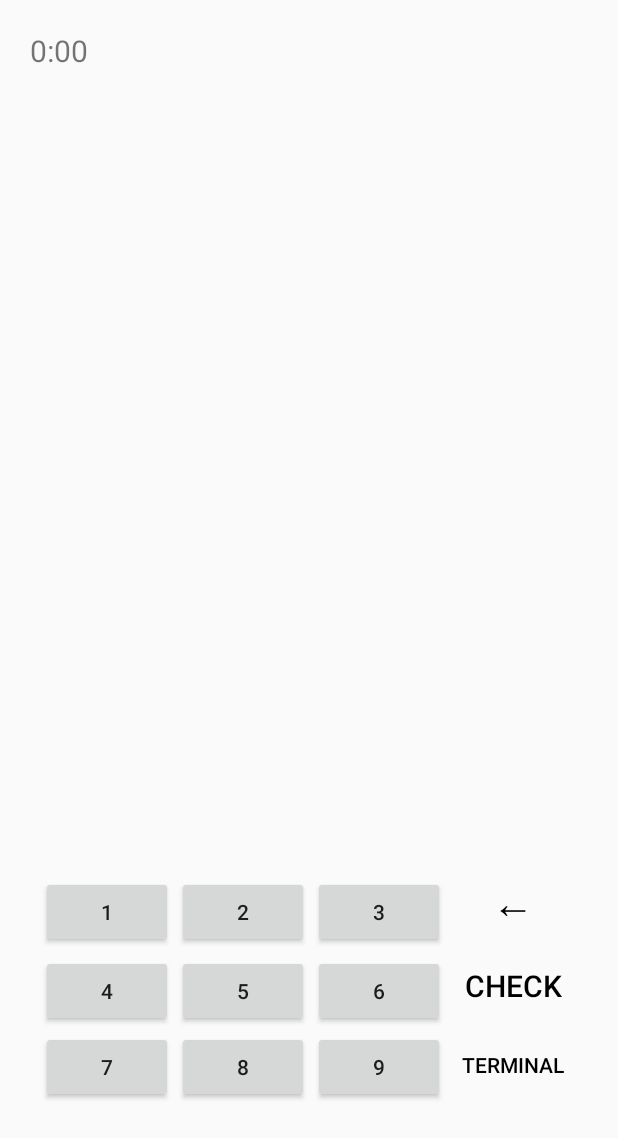
After one commit to JimInGame302/Sudoku, an Android app built with Jetpack Compose: the layout game_activity.xml on its own in the app's theme, with its tools: preview values and no code run, on a phone screen of 412 x 824 dp. The commit adds this screen. Shown: the top 1138 px of the screen. Run offline under Robolectric (Android 15) with nearby library versions, the phone set to English and light mode, and no system bars; plain views replace SudokuBoardView.

Commit message:
Generacion de tablero y game activity

```diff
--- a/app/src/main/AndroidManifest.xml
+++ b/app/src/main/AndroidManifest.xml
@@ -13,6 +13,9 @@
         android:theme="@style/Theme.Sudoku"
         tools:targetApi="31">
         <activity
+            android:name=".Logic.CreateTable"
+            android:exported="false" />
+        <activity
             android:name=".MainActivity"
             android:exported="true"
             android:label="@string/app_name"
--- /dev/null
+++ b/app/src/main/res/layout/game_activity.xml
@@ -0,0 +1,158 @@
+<?xml version="1.0" encoding="utf-8"?>
+<RelativeLayout xmlns:android="http://schemas.android.com/apk/res/android"
+    xmlns:tools="http://schemas.android.com/tools"
+    android:layout_width="match_parent"
+    android:layout_height="match_parent"
+    tools:context=".MainActivity">
+
+    <TextView
+        android:id="@+id/time"
+        android:layout_width="wrap_content"
+        android:layout_height="wrap_content"
+        android:layout_marginStart="20dp"
+        android:layout_marginTop="20dp"
+        android:text="0:00"
+        android:textSize="20sp" />
+
+    <!--<com.example.sudokugame.SudokuBoardView
+        android:id="@+id/sudokuBoardView"
+        android:layout_width="match_parent"
+        android:layout_height="match_parent"
+        android:layout_below="@id/time"
+        android:layout_centerHorizontal="true"
+        android:layout_marginTop="30dp" />-->
+
+    <GridLayout
+        android:id="@+id/gridLayoutTablero"
+        android:layout_centerHorizontal="true"
+        android:layout_below="@id/time"
+        android:layout_width="350dp"
+        android:layout_height="500dp"
+        android:columnCount="9"
+        android:orientation="horizontal"
+        android:rowCount="9" />
+
+    <GridLayout
+        android:id="@+id/buttonsLayout"
+        android:layout_width="wrap_content"
+        android:layout_height="wrap_content"
+        android:layout_centerHorizontal="true"
+        android:layout_below="@id/gridLayoutTablero"
+        android:layout_marginTop="30dp"
+        android:columnCount="4"
+        android:rowCount="3">
+
+        <Button
+            android:id="@+id/oneButton"
+            android:layout_width="wrap_content"
+            android:layout_height="wrap_content"
+            android:layout_row="0"
+            android:layout_column="0"
+            android:layout_margin="1dp"
+            android:text="1" />
+
+        <Button
+            android:id="@+id/twoButton"
+            android:layout_width="wrap_content"
+            android:layout_height="wrap_content"
+            android:layout_row="0"
+            android:layout_column="1"
+            android:layout_margin="1dp"
+            android:text="2" />
+
+        <Button
+            android:id="@+id/threeButton"
+            android:layout_width="wrap_content"
+            android:layout_height="wrap_content"
+            android:layout_row="0"
+            android:layout_column="2"
+            android:layout_margin="1dp"
+            android:text="3" />
+
+        <Button
+            android:id="@+id/fourButton"
+            android:layout_width="wrap_content"
+            android:layout_height="wrap_content"
+            android:layout_row="1"
+            android:layout_column="0"
+            android:layout_margin="1dp"
+            android:text="4" />
+
+        <Button
+            android:id="@+id/fiveButton"
+            android:layout_width="wrap_content"
+            android:layout_height="wrap_content"
+            android:layout_row="1"
+            android:layout_column="1"
+            android:layout_margin="1dp"
+            android:text="5" />
+
+        <Button
+            android:id="@+id/sixButton"
+            android:layout_width="wrap_content"
+            android:layout_height="wrap_content"
+            android:layout_row="1"
+            android:layout_column="2"
+            android:layout_margin="1dp"
+            android:text="6" />
+
+        <Button
+            android:id="@+id/sevenButton"
+            android:layout_width="wrap_content"
+            android:layout_height="wrap_content"
+            android:layout_row="2"
+            android:layout_column="0"
+            android:layout_margin="1dp"
+            android:text="7" />
+
+        <Button
+            android:id="@+id/eightButton"
+            android:layout_width="wrap_content"
+            android:layout_height="wrap_content"
+            android:layout_row="2"
+            android:layout_column="1"
+            android:layout_margin="1dp"
+            android:text="8" />
+
+        <Button
+            android:id="@+id/nineButton"
+            android:layout_width="wrap_content"
+            android:layout_height="wrap_content"
+            android:layout_row="2"
+            android:layout_column="2"
+            android:layout_margin="1dp"
+            android:text="9" />
+
+        <Button
+            android:id="@+id/backButton"
+            android:layout_width="wrap_content"
+            android:layout_height="wrap_content"
+            android:layout_row="0"
+            android:layout_column="3"
+            android:background="@android:color/transparent"
+            android:text="←"
+            android:textColor="@color/black"
+            android:textSize="28sp" />
+
+        <Button
+            android:id="@+id/acceptButton"
+            android:layout_width="wrap_content"
+            android:layout_height="wrap_content"
+            android:layout_row="1"
+            android:layout_column="3"
+            android:background="@android:color/transparent"
+            android:text="check"
+            android:textColor="@color/black"
+            android:textSize="20sp" />
+
+        <Button
+            android:id="@+id/finishButton"
+            android:layout_width="wrap_content"
+            android:layout_height="wrap_content"
+            android:layout_row="2"
+            android:layout_column="3"
+            android:background="@android:color/transparent"
+            android:text="Terminal"
+            android:textColor="@color/black" />
+    </GridLayout>
+</RelativeLayout>
--- a/gradle/libs.versions.toml
+++ b/gradle/libs.versions.toml
@@ -8,6 +8,9 @@ espressoCore = "3.5.1"
 lifecycleRuntimeKtx = "2.7.0"
 activityCompose = "1.8.2"
 composeBom = "2023.08.00"
+appcompat = "1.6.1"
+material = "1.11.0"
+activity = "1.8.0"
 
 [libraries]
 androidx-core-ktx = { group = "androidx.core", name = "core-ktx", version.ref = "coreKtx" }
@@ -24,6 +27,9 @@ androidx-ui-tooling-preview = { group = "androidx.compose.ui", name = "ui-toolin
 androidx-ui-test-manifest = { group = "androidx.compose.ui", name = "ui-test-manifest" }
 androidx-ui-test-junit4 = { group = "androidx.compose.ui", name = "ui-test-junit4" }
 androidx-material3 = { group = "androidx.compose.material3", name = "material3" }
+androidx-appcompat = { group = "androidx.appcompat", name = "appcompat", version.ref = "appcompat" }
+material = { group = "com.google.android.material", name = "material", version.ref = "material" }
+androidx-activity = { group = "androidx.activity", name = "activity", version.ref = "activity" }
 
 [plugins]
 androidApplication = { id = "com.android.application", version.ref = "agp" }
```
Also changed, not shown: app/build.gradle.kts (+7 -0 lines), app/src/main/java/com/example/sudoku/Logic/CreateBoard.kt (added, +25 -0 lines), app/src/main/java/com/example/sudoku/MainActivity.kt (+11 -1 lines), app/src/main/res/drawable/borde_casillas.xml (added, +13 -0 lines), app/src/main/res/layout/casilla.xml (added, +16 -0 lines), 2 other files.
